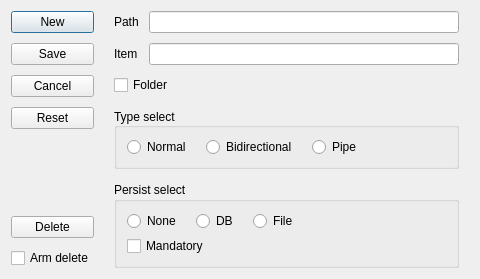
The window that src/ManageWindow.ui (micwik/ArnBrowser) describes before a commit, drawn with Qt 5.
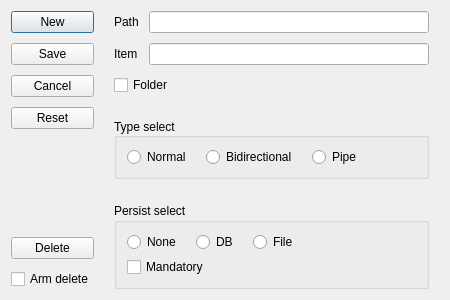
The same window after the commit.

Patch:
```diff
--- a/src/ManageWindow.ui
+++ b/src/ManageWindow.ui
@@ -6,8 +6,8 @@
    <rect>
     <x>0</x>
     <y>0</y>
-    <width>480</width>
-    <height>279</height>
+    <width>450</width>
+    <height>300</height>
    </rect>
   </property>
   <property name="windowTitle">
```
